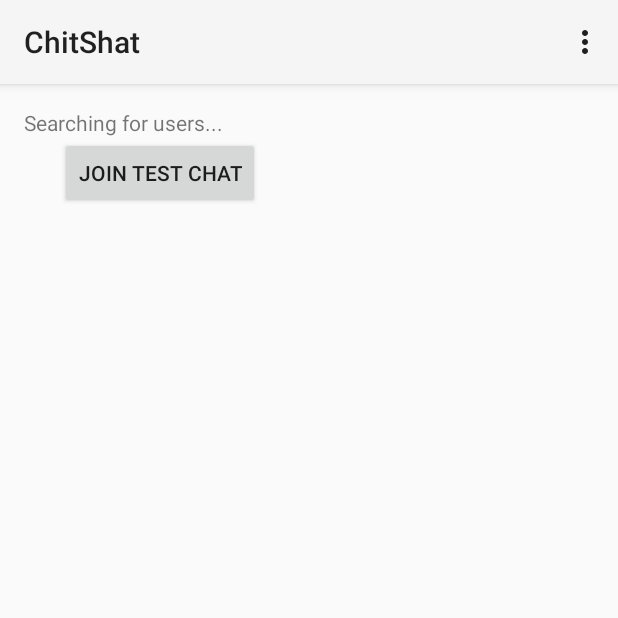
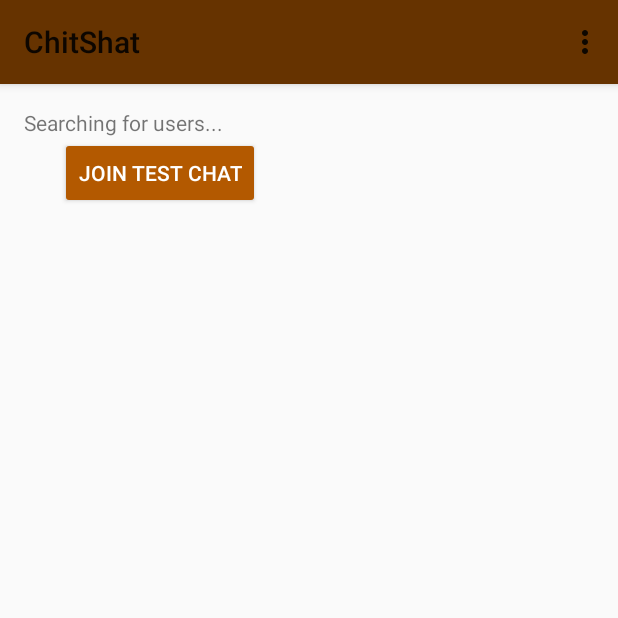
Before and after one commit to josheey3/ChitShat, an Android app: the screen it shows after launch once a user with an empty profile is signed in (LobbyActivity), on a phone screen of 412 x 824 dp, the top half of it. Run offline under Robolectric (Android 15) with nearby library versions, the phone set to English and light mode, and no system bars; our stand-ins replace Firebase (no records; nobody signed in at launch, a user with empty details on screens opened directly).

Commit message:
V0.1.3 - Updated app themes

```diff
--- a/app/src/main/AndroidManifest.xml
+++ b/app/src/main/AndroidManifest.xml
@@ -10,7 +10,7 @@
         android:label="@string/app_name"
         android:supportsRtl="true"
         android:theme="@style/AppTheme">
-        <activity android:name=".LobbyActivity" android:theme="@style/Theme.AppCompat.Light">
+        <activity android:name=".LobbyActivity">
             <intent-filter>
                 <action android:name="android.intent.action.MAIN" />
                 <category android:name="android.intent.category.LAUNCHER" />
@@ -21,7 +21,7 @@
                 android:name="android.support.PARENT_ACTIVITY"
                 android:value="com.chitshat.LobbyActivity" />
         </activity>
-        <activity android:name=".SignInActivity" />
+        <activity android:name=".SignInActivity" android:theme="@style/SignInTheme"/>
     </application>
 
 </manifest>
--- a/app/src/main/res/values/styles.xml
+++ b/app/src/main/res/values/styles.xml
@@ -1,7 +1,18 @@
 <resources>
 
     <!-- Base application theme. -->
-    <style name="AppTheme" parent="Theme.AppCompat.Light.NoActionBar">
+    <style name="AppTheme" parent="Theme.AppCompat.Light">
+        <!-- Customize your theme here. -->
+        <item name="colorPrimary">@color/colorPrimary</item>
+        <item name="colorPrimaryDark">@color/colorPrimaryDark</item>
+        <item name="colorAccent">@color/colorAccent</item>
+
+        <item name="android:colorButtonNormal">@drawable/button_selector</item>
+        <item name="colorButtonNormal">@drawable/button_selector</item>
+        <item name="android:buttonStyle">@style/FriendlyButtonStyle</item>
+    </style>
+
+    <style name="SignInTheme" parent="Theme.AppCompat.Light.NoActionBar">
         <!-- Customize your theme here. -->
         <item name="colorPrimary">@color/colorPrimary</item>
         <item name="colorPrimaryDark">@color/colorPrimaryDark</item>
```
